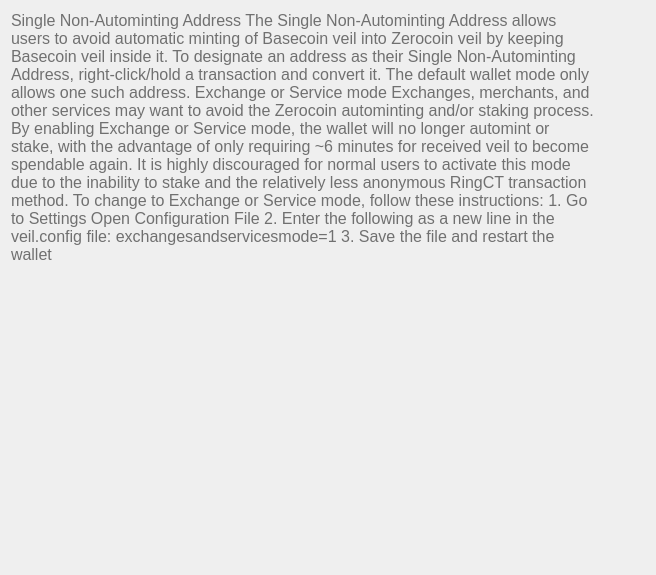
Qt form src/qt/veil/forms/settingsfaq06.ui (Veil-Project/veil) before a commit.
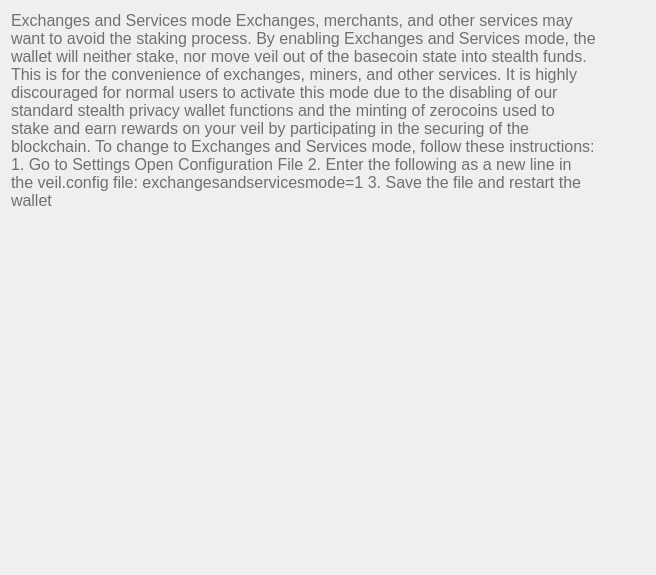
The same form after that commit.

Commit message: Enhanced FAQ Section: Updated Staking, Mining, and General Guidance (#1043)

```diff
--- a/src/qt/veil/forms/settingsfaq06.ui
+++ b/src/qt/veil/forms/settingsfaq06.ui
@@ -33,7 +33,7 @@
       <string notr="true">font-weight:200;</string>
      </property>
      <property name="text">
-      <string>&lt;html&gt;&lt;head/&gt;&lt;body&gt;&lt;p&gt;&lt;span style=&quot;font-weight:600; text-decoration: underline;&quot;&gt;Single Non-Autominting Address&lt;/span&gt;&lt;/p&gt;&lt;p&gt;&lt;span&gt;The Single Non-Autominting Address allows users to avoid automatic minting of Basecoin veil into Zerocoin veil by keeping Basecoin veil inside it. To designate an address as their Single Non-Autominting Address, right-click/hold a transaction and convert it. The default wallet mode only allows one such address.&lt;/span&gt;&lt;/p&gt;&lt;p&gt;&lt;br/&gt;&lt;span style=&quot; font-size:12pt; font-weight:600; text-decoration: underline;&quot;&gt;Exchange or Service mode&lt;/span&gt;&lt;/p&gt;&lt;p&gt;&lt;span&gt;Exchanges, merchants, and other services may want to avoid the Zerocoin autominting and/or staking process. By enabling Exchange or Service mode, the wallet will no longer automint or stake, with the advantage of only requiring ~6 minutes for received veil to become spendable again. It is highly discouraged for normal users to activate this mode due to the inability to stake and the relatively less anonymous RingCT transaction method.&lt;/span&gt;&lt;/p&gt;&lt;p&gt;&lt;br/&gt;&lt;span&gt;To change to Exchange or Service mode, follow these instructions:&lt;/span&gt;&lt;/p&gt;&lt;p&gt;&lt;span&gt;1. Go to Settings&amp;gt;Open Configuration File&lt;/span&gt;&lt;/p&gt;&lt;p&gt;&lt;span&gt;2. Enter the following as a new line in the veil.config file: exchangesandservicesmode=1&lt;/span&gt;&lt;/p&gt;&lt;p&gt;&lt;span&gt;3. Save the file and restart the wallet&lt;/span&gt;&lt;/p&gt;&lt;/body&gt;&lt;/html&gt;</string>
+      <string>&lt;html&gt; &lt;head&gt; &lt;/head&gt; &lt;body&gt; &lt;p&gt;&lt;span style="&quot;font-weight:600;" text-decoration:="" underline;&quot;=""&gt;Exchanges and Services mode&lt;/span&gt;&lt;/p&gt; &lt;p&gt;&lt;span&gt;Exchanges, merchants, and other services may want to avoid the staking process. By enabling Exchanges and Services mode, the wallet will neither stake, nor move veil out of the basecoin state into stealth funds. This is for the convenience of exchanges, miners, and other services. It is highly discouraged for normal users to activate this mode due to the disabling of our standard stealth privacy wallet functions and the minting of zerocoins used to stake and earn rewards on your veil by participating in the securing of the blockchain.&lt;/span&gt;&lt;/p&gt; &lt;p&gt;&lt;br&gt; &lt;span&gt;To change to Exchanges and Services mode, follow these instructions:&lt;/span&gt;&lt;/p&gt; &lt;p&gt;&lt;span&gt;1. Go to Settings&amp;gt;Open Configuration File&lt;/span&gt;&lt;/p&gt; &lt;p&gt;&lt;span&gt;2. Enter the following as a new line in the veil.config file: exchangesandservicesmode=1&lt;/span&gt;&lt;/p&gt; &lt;p&gt;&lt;span&gt;3. Save the file and restart the wallet&lt;/span&gt;&lt;/p&gt; &lt;/body&gt; &lt;/html&gt;</string>
      </property>
      <property name="scaledContents">
       <bool>false</bool>
```
The commit also changes 7 other files.
